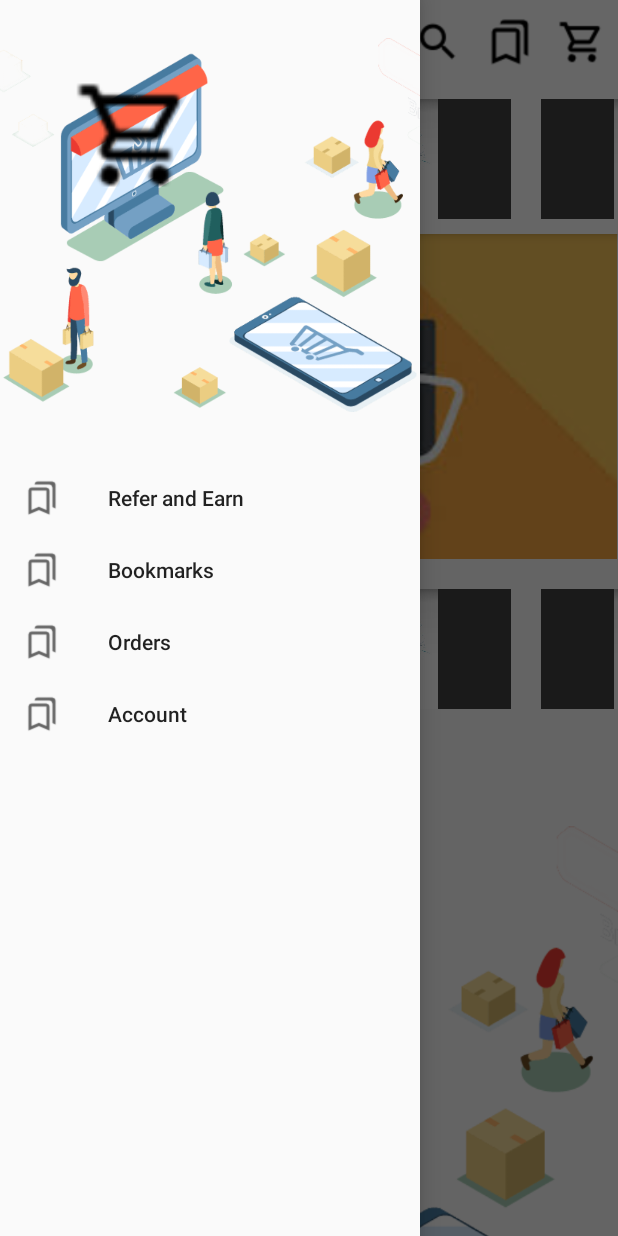
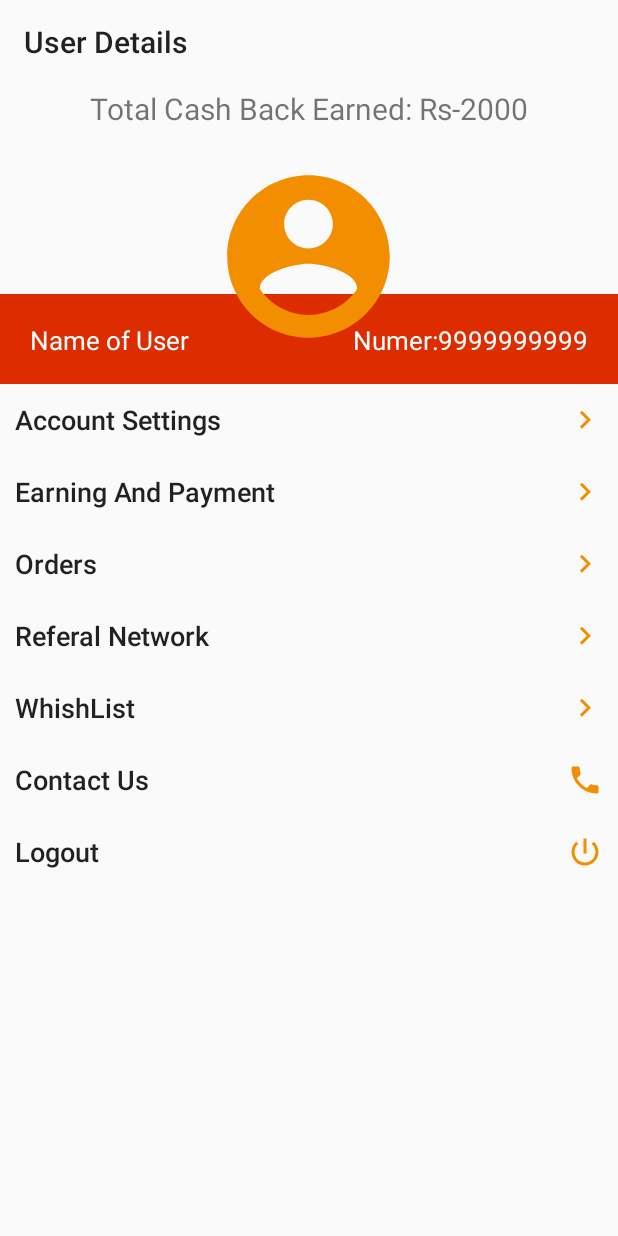
Before and after one commit to shivamkalra13/ECommerceApp, an Android app: the HomeActivity screen opened directly, with no data from a screen before it, in the side drawer, after a tap on "Bookmarks", on a phone screen of 412 x 824 dp. Run offline under Robolectric (Android 15) with nearby library versions, the phone set to English and light mode, and no system bars.

Commit message:
user Details

```diff
--- a/app/src/main/AndroidManifest.xml
+++ b/app/src/main/AndroidManifest.xml
@@ -11,7 +11,8 @@
         android:roundIcon="@mipmap/ic_launcher_round"
         android:supportsRtl="true"
         android:theme="@style/AppTheme">
-        <activity android:name=".Grabdeal"></activity>
+        <activity android:name=".UserDetails"></activity>
+        <activity android:name=".Grabdeal" />
         <activity android:name=".ItemsDisp" />
         <activity android:name=".HomeActivity" />
         <activity android:name=".LoginActivity" />
--- a/app/src/main/java/d/androidapps/ecommerceapp/HomeActivity.java
+++ b/app/src/main/java/d/androidapps/ecommerceapp/HomeActivity.java
@@ -17,6 +17,7 @@ import android.view.ViewTreeObserver;
 import android.view.animation.Animation;
 import android.view.animation.AnimationUtils;
 import android.widget.HorizontalScrollView;
+import android.widget.ImageButton;
 import android.widget.ImageView;
 import android.widget.LinearLayout;
 import android.widget.ScrollView;
@@ -26,42 +27,33 @@ import android.widget.Toolbar;
 
 import com.google.android.material.navigation.NavigationView;
 
-public class HomeActivity extends AppCompatActivity{
+public class HomeActivity extends AppCompatActivity {
     Toolbar toolbar;
     NavigationView nav;
     LinearLayout linear;
-    ScrollView vscroll;
-    private Animation animShow, animHide;
-
+    ImageButton profile;
 
     @Override
     protected void onCreate(Bundle savedInstanceState) {
         super.onCreate(savedInstanceState);
         setContentView(R.layout.activity_home);
-        toolbar = (Toolbar) findViewById(R.id.toolbar);
+        toolbar = findViewById(R.id.toolbar);
         linear = findViewById(R.id.linear);
-//        vscroll = findViewById(R.id.vscroll);
+        profile = findViewById(R.id.profile);
         toolbar.inflateMenu(R.menu.tbar_menu);
         toolbar.setNavigationIcon(R.drawable.menu1);
-        //animShow = AnimationUtils.loadAnimation( this, R.anim.view_show);
-        //animHide = AnimationUtils.loadAnimation( this, R.anim.view_hide);
+
         toolbar.setNavigationOnClickListener(
-                new View.OnClickListener() {
-                    @Override
-                    public void onClick(View v) {
+                v -> {
                     DrawerLayout navDrawer = findViewById(R.id.draw);
-                        // If the navigation drawer is not open then open it, if its already open then close it.
                     if (!navDrawer.isDrawerOpen(Gravity.LEFT))
                         navDrawer.openDrawer(Gravity.LEFT);
                     else navDrawer.closeDrawer(Gravity.LEFT);
                 }
-                }
         );
 
         toolbar.setOnMenuItemClickListener(
-                new Toolbar.OnMenuItemClickListener() {
-                    @Override
-                    public boolean onMenuItemClick(MenuItem menuItem) {
+                menuItem -> {
                     switch (menuItem.getItemId()) {
                         case R.id.search:
                             Toast.makeText(HomeActivity.this, "clicked search", Toast.LENGTH_LONG).show();
@@ -76,7 +68,6 @@ public class HomeActivity extends AppCompatActivity{
                             break;
                     }
                     return false;
-                    }
                 }
         );
         //setActionBar(toolbar);
@@ -93,15 +84,16 @@ public class HomeActivity extends AppCompatActivity{
 
                                 break;
                             case R.id.refer:
-                                Intent intent2=new Intent(HomeActivity.this,ItemsDisp.class);
+                                Intent intent2 = new Intent(HomeActivity.this, ItemsDisp.class);
                                 startActivity(intent2);
                                 break;
                             case R.id.orders:
-                                Intent intent1=new Intent(HomeActivity.this,Grabdeal.class);
+                                Intent intent1 = new Intent(HomeActivity.this, Grabdeal.class);
                                 startActivity(intent1);
                                 break;
                             case R.id.bookmarks:
-                                Toast.makeText(HomeActivity.this, "clicked book", Toast.LENGTH_LONG).show();
+                                Intent intent=new Intent(HomeActivity.this,UserDetails.class);
+                                startActivity(intent);
                                 break;
                         }
                         return false;
@@ -109,34 +101,5 @@ public class HomeActivity extends AppCompatActivity{
                 }
         );
 
-
-
-
-       /* if (Build.VERSION.SDK_INT >= Build.VERSION_CODES.M) {
-            vscroll.setOnScrollChangeListener(new View.OnScrollChangeListener() {
-                @Override
-                public void onScrollChange(View v, int scrollX, int scrollY, int oldScrollX, int oldScrollY) {
-                    //System.out.println("main scroll = "+scrollY);
-                    //System.out.println("Old scroll = "+oldScrollY);
-                    if (scrollY > oldScrollY) {
-                        //scroll up
-                       //linear.setVisibility(View.VISIBLE);
-                        //linear.startAnimation( animShow );//
-                        //vscroll.animate().translationY(0);
-                        linear.animate().translationY(-linear.getHeight());
-                       // linear.setVisibility(View.GONE);
-                    } else {
-                        //linear.startAnimation( animHide );
-                        //linear.setVisibility(View.GONE);
-                       // linear.setVisibility(View.VISIBLE);
-                        linear.animate().translationY(0);
-                        //vscroll.animate().translationY(-linear.getHeight());
-
-
     }
 }
-            });
-        }*/
-
-    }
-}
--- /dev/null
+++ b/app/src/main/java/d/androidapps/ecommerceapp/UserDetails.java
@@ -0,0 +1,26 @@
+package d.androidapps.ecommerceapp;
+
+import androidx.appcompat.app.AppCompatActivity;
+
+import android.os.Bundle;
+import android.view.View;
+import android.widget.Button;
+
+public class UserDetails extends AppCompatActivity {
+Button accountsettings,earning,orders,referal,wishlist,contact,logout;
+    @Override
+    protected void onCreate(Bundle savedInstanceState) {
+        super.onCreate(savedInstanceState);
+        setContentView(R.layout.activity_user_details);
+        accountsettings=findViewById(R.id.accsetting);
+        earning=findViewById(R.id.earning);
+        orders=findViewById(R.id.orders);
+        referal=findViewById(R.id.referal);
+        wishlist=findViewById(R.id.wishlist);
+        contact=findViewById(R.id.contact);
+        logout=findViewById(R.id.logout);
+
+    }
+
+
+}
--- /dev/null
+++ b/app/src/main/res/drawable/call.xml
@@ -0,0 +1,5 @@
+<vector android:height="24dp" android:tint="#F38E00"
+    android:viewportHeight="24.0" android:viewportWidth="24.0"
+    android:width="24dp" xmlns:android="http://schemas.android.com/apk/res/android">
+    <path android:fillColor="#FF000000" android:pathData="M6.62,10.79c1.44,2.83 3.76,5.14 6.59,6.59l2.2,-2.2c0.27,-0.27 0.67,-0.36 1.02,-0.24 1.12,0.37 2.33,0.57 3.57,0.57 0.55,0 1,0.45 1,1V20c0,0.55 -0.45,1 -1,1 -9.39,0 -17,-7.61 -17,-17 0,-0.55 0.45,-1 1,-1h3.5c0.55,0 1,0.45 1,1 0,1.25 0.2,2.45 0.57,3.57 0.11,0.35 0.03,0.74 -0.25,1.02l-2.2,2.2z"/>
+</vector>
--- /dev/null
+++ b/app/src/main/res/drawable/logout.xml
@@ -0,0 +1,5 @@
+<vector android:height="24dp" android:tint="#F38E00"
+    android:viewportHeight="24.0" android:viewportWidth="24.0"
+    android:width="24dp" xmlns:android="http://schemas.android.com/apk/res/android">
+    <path android:fillColor="#FF000000" android:pathData="M13,3h-2v10h2L13,3zM17.83,5.17l-1.42,1.42C17.99,7.86 19,9.81 19,12c0,3.87 -3.13,7 -7,7s-7,-3.13 -7,-7c0,-2.19 1.01,-4.14 2.58,-5.42L6.17,5.17C4.23,6.82 3,9.26 3,12c0,4.97 4.03,9 9,9s9,-4.03 9,-9c0,-2.74 -1.23,-5.18 -3.17,-6.83z"/>
+</vector>
--- /dev/null
+++ b/app/src/main/res/drawable/profilelogo.xml
@@ -0,0 +1,5 @@
+<vector android:height="24dp" android:tint="#F38E00"
+    android:viewportHeight="24.0" android:viewportWidth="24.0"
+    android:width="24dp" xmlns:android="http://schemas.android.com/apk/res/android">
+    <path android:fillColor="#FF000000" android:pathData="M12,2C6.48,2 2,6.48 2,12s4.48,10 10,10 10,-4.48 10,-10S17.52,2 12,2zM12,5c1.66,0 3,1.34 3,3s-1.34,3 -3,3 -3,-1.34 -3,-3 1.34,-3 3,-3zM12,19.2c-2.5,0 -4.71,-1.28 -6,-3.22 0.03,-1.99 4,-3.08 6,-3.08 1.99,0 5.97,1.09 6,3.08 -1.29,1.94 -3.5,3.22 -6,3.22z"/>
+</vector>
--- /dev/null
+++ b/app/src/main/res/drawable/rightarrow.xml
@@ -0,0 +1,5 @@
+<vector android:height="24dp" android:tint="#F38E00"
+    android:viewportHeight="24.0" android:viewportWidth="24.0"
+    android:width="24dp" xmlns:android="http://schemas.android.com/apk/res/android">
+    <path android:fillColor="#FF000000" android:pathData="M8.59,16.34l4.58,-4.59 -4.58,-4.59L10,5.75l6,6 -6,6z"/>
+</vector>
--- /dev/null
+++ b/app/src/main/res/layout/activity_user_details.xml
@@ -0,0 +1,141 @@
+<?xml version="1.0" encoding="utf-8"?>
+<LinearLayout xmlns:android="http://schemas.android.com/apk/res/android"
+    xmlns:app="http://schemas.android.com/apk/res-auto"
+    xmlns:tools="http://schemas.android.com/tools"
+    android:layout_width="match_parent"
+    android:orientation="vertical"
+    android:layout_height="match_parent"
+    tools:context=".UserDetails">
+    <Toolbar
+        android:layout_width="match_parent"
+        android:layout_height="wrap_content"
+        android:title="User Details"
+        android:id="@+id/toolbar"/>
+    <RelativeLayout
+        android:layout_width="match_parent"
+        android:layout_height="200dp">
+        <TextView
+            android:id="@+id/cashback"
+            android:layout_width="wrap_content"
+            android:layout_height="wrap_content"
+            android:layout_centerHorizontal="true"
+            android:textSize="20dp"
+            android:layout_above="@+id/proimg"
+            android:text="Total Cash Back Earned: Rs-2000"/>
+
+        <View
+            android:layout_width="match_parent"
+            android:layout_height="60dp"
+            android:layout_alignParentBottom="true"
+            android:background="#DD2C00"
+            android:layout_alignBottom="@+id/proimg"/>
+        <ImageView
+            android:layout_width="130dp"
+            android:layout_height="130dp"
+            android:src="@drawable/profilelogo"
+            android:layout_alignParentBottom="true"
+            android:layout_margin="20dp"
+            android:layout_centerHorizontal="true"
+            android:id="@+id/proimg"
+            />
+        <TextView
+            android:layout_width="wrap_content"
+            android:layout_height="wrap_content"
+            android:textSize="17dp"
+            android:layout_alignParentBottom="true"
+            android:layout_marginBottom="17dp"
+            android:layout_marginLeft="20dp"
+            android:textColor="@android:color/white"
+            android:text="Name of User"/>
+        <TextView
+            android:layout_width="wrap_content"
+            android:layout_height="wrap_content"
+            android:textSize="17dp"
+            android:layout_alignParentBottom="true"
+            android:layout_alignParentRight="true"
+            android:layout_marginBottom="17dp"
+            android:textColor="@android:color/white"
+            android:layout_marginRight="20dp"
+            android:text="Numer:9999999999"/>
+
+
+    </RelativeLayout>
+    <Button
+        android:id="@+id/accsetting"
+        android:layout_width="match_parent"
+        android:layout_height="wrap_content"
+        android:text="Account Settings"
+        android:textAllCaps="false"
+        android:padding="10dp"
+        android:textSize="18dp"
+        android:gravity="left|center_vertical"
+        style="@style/Widget.AppCompat.Button.Borderless"
+        android:drawableRight="@drawable/rightarrow"/>
+    <Button
+        android:id="@+id/earning"
+        android:layout_width="match_parent"
+        android:layout_height="wrap_content"
+        android:text="Earning And Payment"
+        android:textAllCaps="false"
+        android:padding="10dp"
+        android:textSize="18dp"
+        android:gravity="left|center_vertical"
+        style="@style/Widget.AppCompat.Button.Borderless"
+        android:drawableRight="@drawable/rightarrow"/>
+    <Button
+        android:id="@+id/orders"
+        android:layout_width="match_parent"
+        android:layout_height="wrap_content"
+        android:text="Orders"
+        android:textAllCaps="false"
+        android:padding="10dp"
+        android:textSize="18dp"
+        android:gravity="left|center_vertical"
+        style="@style/Widget.AppCompat.Button.Borderless"
+        android:drawableRight="@drawable/rightarrow"/>
+    <Button
+        android:id="@+id/referal"
+        android:layout_width="match_parent"
+        android:layout_height="wrap_content"
+        android:text="Referal Network"
+        android:textAllCaps="false"
+        android:padding="10dp"
+        android:textSize="18dp"
+        android:gravity="left|center_vertical"
+        style="@style/Widget.AppCompat.Button.Borderless"
+        android:drawableRight="@drawable/rightarrow"/>
+    <Button
+        android:id="@+id/wishlist"
+        android:layout_width="match_parent"
+        android:layout_height="wrap_content"
+        android:text="WhishList"
+        android:textAllCaps="false"
+        android:padding="10dp"
+        android:textSize="18dp"
+        android:gravity="left|center_vertical"
+        style="@style/Widget.AppCompat.Button.Borderless"
+        android:drawableRight="@drawable/rightarrow"/>
+    <Button
+        android:id="@+id/contact"
+        android:layout_width="match_parent"
+        android:layout_height="wrap_content"
+        android:text="Contact Us"
+        android:textAllCaps="false"
+        android:padding="10dp"
+        android:textSize="18dp"
+        android:gravity="left|center_vertical"
+        style="@style/Widget.AppCompat.Button.Borderless"
+        android:drawableRight="@drawable/call"/>
+    <Button
+        android:id="@+id/logout"
+        android:layout_width="match_parent"
+        android:layout_height="wrap_content"
+        android:text="Logout"
+        android:textAllCaps="false"
+        android:padding="10dp"
+        android:textSize="18dp"
+        android:gravity="left|center_vertical"
+        style="@style/Widget.AppCompat.Button.Borderless"
+        android:drawableRight="@drawable/logout"/>
+
+</LinearLayout>
--- a/app/src/main/res/layout/nav_header.xml
+++ b/app/src/main/res/layout/nav_header.xml
@@ -2,14 +2,15 @@
 <RelativeLayout xmlns:android="http://schemas.android.com/apk/res/android"
     android:orientation="vertical" android:layout_width="match_parent"
     android:layout_height="wrap_content">
-    <ImageView
-        android:layout_width="wrap_content"
-        android:layout_height="300dp"
-        android:src="@drawable/eecomedit"/>
-    <ImageView
+    <View
+        android:layout_width="match_parent"
+        android:layout_height="220dp"
+        android:background="@android:color/darker_gray"/>
+    <ImageButton
         android:layout_width="80dp"
         android:layout_height="80dp"
-        android:src="@drawable/cart"
+        android:id="@+id/profile"
+        android:background="@drawable/profilelogo"
         android:layout_margin="50dp"/>
 
 </RelativeLayout>
```
Lines whose indentation alone changed are shown as unchanged.
